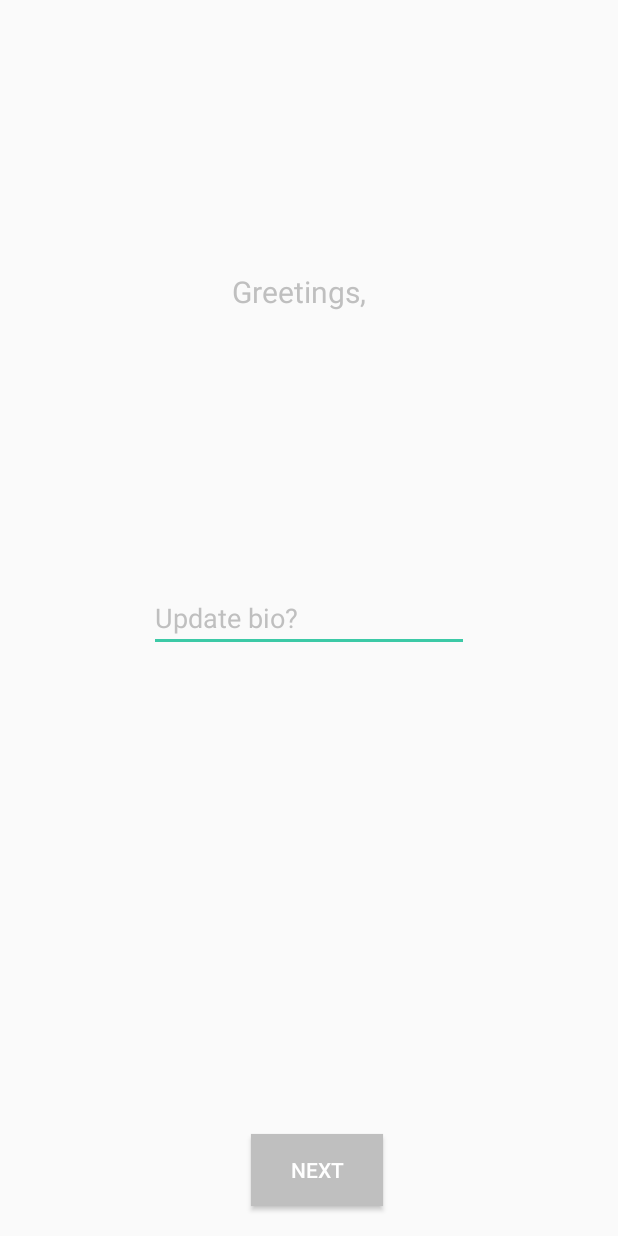
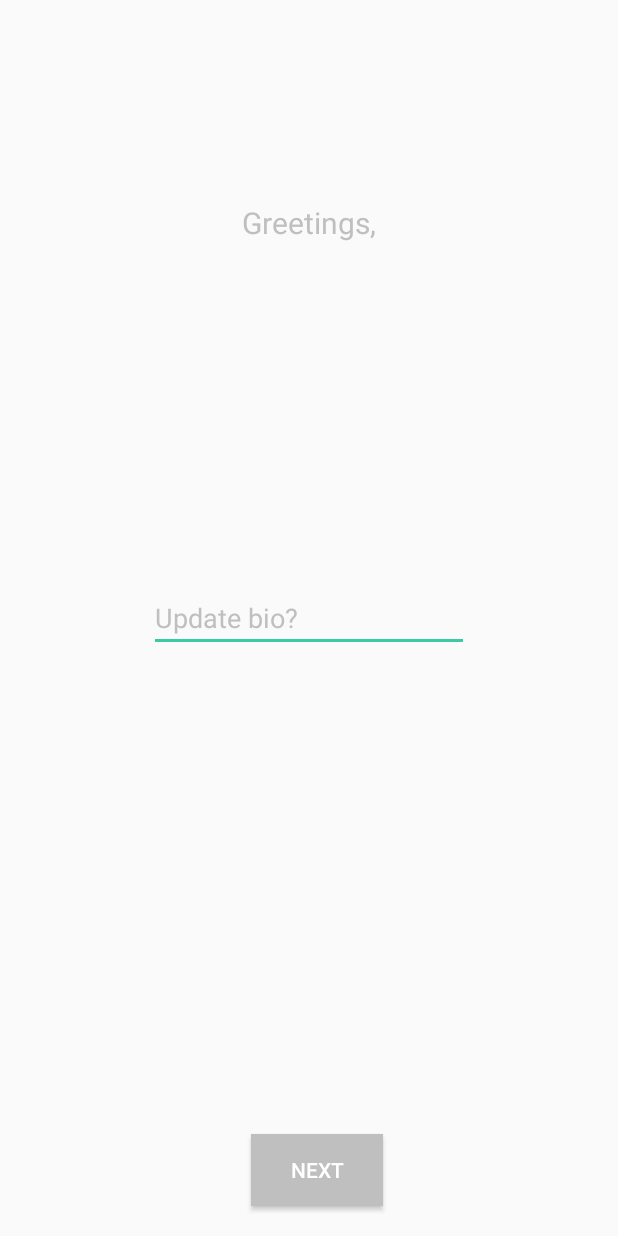
Before and after one commit to jmather625/JoyBug-App, an Android app: the InfoScreen screen opened directly, with no data from a screen before it, on a phone screen of 412 x 824 dp. Run offline under Robolectric (Android 15) with nearby library versions, the phone set to English and light mode, and no system bars; our stand-ins replace Firebase (no records; nobody signed in at launch, a user with empty details on screens opened directly).

Commit message:
red text

```diff
--- a/app/src/main/java/com/example/jatin/joybug/InfoScreen.java
+++ b/app/src/main/java/com/example/jatin/joybug/InfoScreen.java
@@ -1,12 +1,15 @@
 package com.example.jatin.joybug;
 
 import android.content.Intent;
+import android.graphics.Color;
 import android.support.v7.app.AppCompatActivity;
 import android.os.Bundle;
 import android.view.View;
 import android.widget.Button;
 import android.widget.EditText;
 import android.widget.TextView;
+
+import static android.graphics.Color.RED;
 
 public class InfoScreen extends AppCompatActivity {
 EditText mEdit;
@@ -26,6 +29,8 @@ EditText mEdit;
                     openTravelInput();
                 } else {
                     mEdit.setHint("Please shorten bio");
+                    mEdit.setHintTextColor(Color.argb(100, 255, 50, 50));
+                    mEdit.setText("");
                 }
 
             }
--- a/app/src/main/java/com/example/jatin/joybug/TravelInput.java
+++ b/app/src/main/java/com/example/jatin/joybug/TravelInput.java
@@ -1,6 +1,7 @@
  package com.example.jatin.joybug;
 
 import android.content.Intent;
+import android.graphics.Color;
 import android.support.v7.app.AppCompatActivity;
 import android.os.Bundle;
 import android.util.Log;
@@ -29,6 +30,7 @@ import java.util.Calendar;
                 String dest = mEdit.getText().toString();
                 if (dest.equals("")) {
                    mEdit.setHint("Please input destination");
+                   mEdit.setHintTextColor(Color.argb(100, 255, 50, 50));
                 } else {
                     MainActivity.setDest(dest);
                     openPricePicker();
@@ -43,6 +45,7 @@ import java.util.Calendar;
                 String dest = mEdit.getText().toString();
                 if (dest.equals("")) {
                     mEdit.setHint("Please input destination");
+                    mEdit.setHintTextColor(Color.argb(100, 255, 50, 50));
                 } else {
                     MainActivity.setDest(dest);
                     openDriverViewer();
--- a/app/src/main/res/layout/activity_info_screen.xml
+++ b/app/src/main/res/layout/activity_info_screen.xml
@@ -31,11 +31,8 @@
         android:id="@+id/nameText"
         android:layout_width="wrap_content"
         android:layout_height="wrap_content"
-        android:layout_marginStart="8dp"
-        android:layout_marginLeft="8dp"
         android:layout_marginTop="8dp"
-        android:layout_marginEnd="8dp"
-        android:layout_marginRight="8dp"
+        android:layout_centerHorizontal="true"
         android:layout_marginBottom="8dp"
         android:text="User"
         android:textColor="#3cc9a6"
@@ -43,10 +40,9 @@
         android:textStyle="bold"
         app:layout_constraintBottom_toBottomOf="parent"
         app:layout_constraintEnd_toEndOf="parent"
-        app:layout_constraintHorizontal_bias="0.616"
         app:layout_constraintStart_toStartOf="parent"
         app:layout_constraintTop_toTopOf="parent"
-        app:layout_constraintVertical_bias="0.221" />
+        app:layout_constraintVertical_bias="0.24" />
 
     <EditText
         android:id="@+id/editText3"
@@ -78,21 +74,17 @@
         android:id="@+id/textView7"
         android:layout_width="wrap_content"
         android:layout_height="wrap_content"
-        android:layout_marginStart="8dp"
-        android:layout_marginLeft="8dp"
         android:layout_marginTop="8dp"
-        android:layout_marginEnd="8dp"
-        android:layout_marginRight="8dp"
+        android:layout_centerHorizontal="true"
         android:layout_marginBottom="8dp"
         android:text="Greetings,"
         android:textColor="#bfbfbf"
         android:textSize="20sp"
         app:layout_constraintBottom_toBottomOf="parent"
-        app:layout_constraintEnd_toStartOf="@+id/nameText"
-        app:layout_constraintHorizontal_bias="1.0"
+        app:layout_constraintEnd_toEndOf="parent"
         app:layout_constraintStart_toStartOf="parent"
         app:layout_constraintTop_toTopOf="parent"
-        app:layout_constraintVertical_bias="0.221" />
+        app:layout_constraintVertical_bias="0.162" />
 
 
 </android.support.constraint.ConstraintLayout>
```
Also changed, not shown: app/src/main/res/layout/activity_travel_input.xml (+6 -12 lines).
